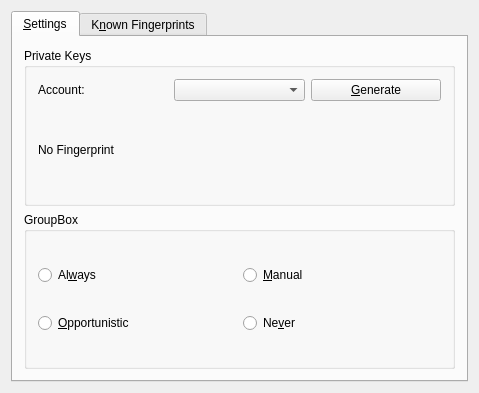
Qt form plugins/otr/src/otrprefs.ui (KDE/kopete) before a commit.
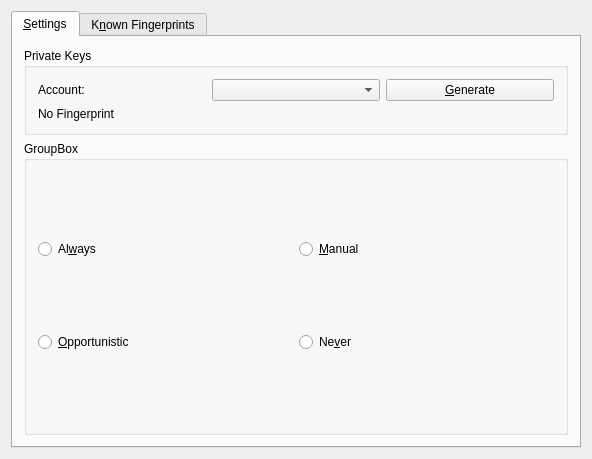
The same form after that commit. The open tabs and pages were chosen to show the change.

```diff
--- a/plugins/otr/src/otrprefs.ui
+++ b/plugins/otr/src/otrprefs.ui
@@ -5,8 +5,8 @@
    <rect>
     <x>0</x>
     <y>0</y>
-    <width>479</width>
-    <height>393</height>
+    <width>592</width>
+    <height>459</height>
    </rect>
   </property>
   <layout class="QGridLayout" >
@@ -22,6 +22,12 @@
       <layout class="QGridLayout" >
        <item row="0" column="0" >
         <widget class="QGroupBox" name="groupBox1" >
+         <property name="sizePolicy" >
+          <sizepolicy vsizetype="Fixed" hsizetype="Expanding" >
+           <horstretch>0</horstretch>
+           <verstretch>0</verstretch>
+          </sizepolicy>
+         </property>
          <property name="title" >
           <string>Private Keys</string>
          </property>
```
Left out of the diff: 6 changed lines with no effect on the pictures.
